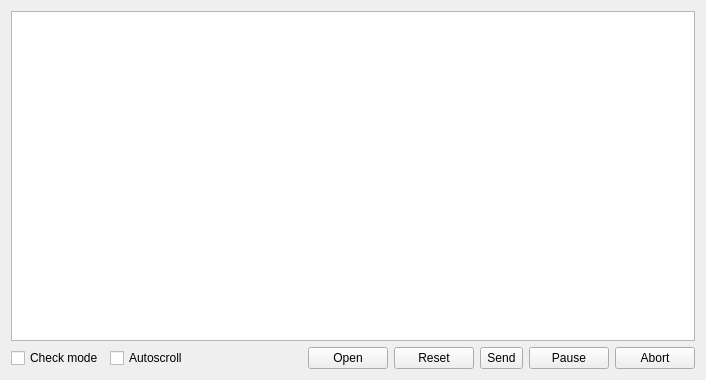
Old version of the form View/ProgramForm.ui in the repository octronic-uk/Candle.
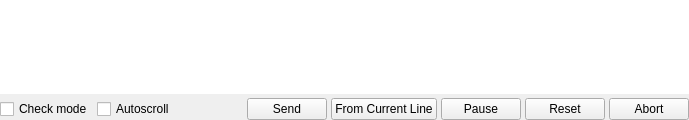
New version of the form.

Patch:
```diff
--- a/View/ProgramForm.ui
+++ b/View/ProgramForm.ui
@@ -6,14 +6,29 @@
    <rect>
     <x>0</x>
     <y>0</y>
-    <width>706</width>
-    <height>380</height>
+    <width>689</width>
+    <height>120</height>
    </rect>
   </property>
   <property name="windowTitle">
    <string>Form</string>
   </property>
   <layout class="QVBoxLayout" name="verticalLayout">
+   <property name="spacing">
+    <number>4</number>
+   </property>
+   <property name="leftMargin">
+    <number>0</number>
+   </property>
+   <property name="topMargin">
+    <number>0</number>
+   </property>
+   <property name="rightMargin">
+    <number>0</number>
+   </property>
+   <property name="bottomMargin">
+    <number>0</number>
+   </property>
    <item>
     <widget class="QTableView" name="tblProgram">
      <property name="font">
@@ -24,6 +39,15 @@
      <property name="contextMenuPolicy">
       <enum>Qt::CustomContextMenu</enum>
      </property>
+     <property name="frameShape">
+      <enum>QFrame::NoFrame</enum>
+     </property>
+     <property name="frameShadow">
+      <enum>QFrame::Plain</enum>
+     </property>
+     <property name="sizeAdjustPolicy">
+      <enum>QAbstractScrollArea::AdjustToContents</enum>
+     </property>
      <property name="editTriggers">
       <set>QAbstractItemView::AnyKeyPressed|QAbstractItemView::DoubleClicked|QAbstractItemView::EditKeyPressed|QAbstractItemView::SelectedClicked</set>
      </property>
@@ -34,7 +58,7 @@
       <enum>QAbstractItemView::SelectRows</enum>
      </property>
      <property name="gridStyle">
-      <enum>Qt::DashLine</enum>
+      <enum>Qt::SolidLine</enum>
      </property>
      <attribute name="horizontalHeaderHighlightSections">
       <bool>false</bool>
@@ -49,6 +73,9 @@
    </item>
    <item>
     <layout class="QHBoxLayout" name="horizontalLayout_3">
+     <property name="spacing">
+      <number>4</number>
+     </property>
      <item>
       <widget class="QCheckBox" name="chkTestMode">
        <property name="sizePolicy">
@@ -101,21 +128,7 @@
       </spacer>
      </item>
      <item>
-      <widget class="QPushButton" name="cmdFileOpen">
-       <property name="text">
-        <string>Open</string>
-       </property>
-      </widget>
-     </item>
-     <item>
-      <widget class="QPushButton" name="cmdFileReset">
-       <property name="text">
-        <string>Reset</string>
-       </property>
-      </widget>
-     </item>
-     <item>
-      <widget class="QToolButton" name="cmdFileSend">
+      <widget class="QPushButton" name="cmdFileSend">
        <property name="sizePolicy">
         <sizepolicy hsizetype="Minimum" vsizetype="Minimum">
          <horstretch>0</horstretch>
@@ -127,6 +140,13 @@
        </property>
       </widget>
      </item>
+     <item>
+      <widget class="QPushButton" name="fromCurrentLineButton">
+       <property name="text">
+        <string>From Current Line</string>
+       </property>
+      </widget>
+     </item>
      <item>
       <widget class="QPushButton" name="cmdFilePause">
        <property name="text">
@@ -137,6 +157,13 @@
        </property>
       </widget>
      </item>
+     <item>
+      <widget class="QPushButton" name="cmdFileReset">
+       <property name="text">
+        <string>Reset</string>
+       </property>
+      </widget>
+     </item>
      <item>
       <widget class="QPushButton" name="cmdFileAbort">
        <property name="text">
```
